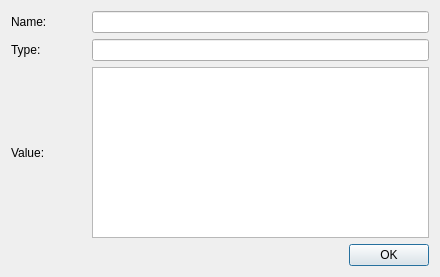
Qt form Qitom/ui/dialogVariableDetail.ui (itom-project/itom) before a commit.
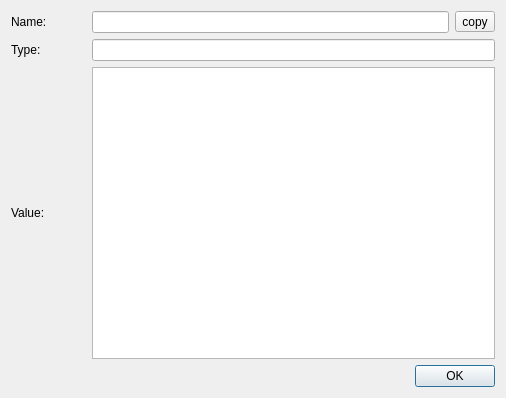
The same form after that commit. Icons and pictures are not drawn.

Commit message: copy python name of variable, list entry, dictionary item or other stacked variables to clipboard in dialog 'variable detail' of workspace widget.

Patch:
```diff
--- a/Qitom/ui/dialogVariableDetail.ui
+++ b/Qitom/ui/dialogVariableDetail.ui
@@ -9,8 +9,8 @@
    <rect>
     <x>0</x>
     <y>0</y>
-    <width>440</width>
-    <height>277</height>
+    <width>506</width>
+    <height>398</height>
    </rect>
   </property>
   <property name="windowTitle">
@@ -70,14 +70,28 @@
          </property>
         </widget>
        </item>
-       <item row="1" column="2">
+       <item row="0" column="3">
+        <widget class="QToolButton" name="btnCopyClipboard">
+         <property name="toolTip">
+          <string>Copy name to clipboard</string>
+         </property>
+         <property name="text">
+          <string>copy</string>
+         </property>
+         <property name="icon">
+          <iconset resource="../qitom.qrc">
+           <normaloff>:/editor/icons/editCopy.png</normaloff>:/editor/icons/editCopy.png</iconset>
+         </property>
+        </widget>
+       </item>
+       <item row="1" column="2" colspan="2">
         <widget class="QLineEdit" name="txtType">
          <property name="readOnly">
           <bool>true</bool>
          </property>
         </widget>
        </item>
-       <item row="2" column="2">
+       <item row="2" column="2" colspan="2">
         <widget class="QPlainTextEdit" name="txtValue">
          <property name="readOnly">
           <bool>true</bool>
```
Left out of the diff: 4 changed lines with no effect on the pictures. The commit also changes 2 other files.
